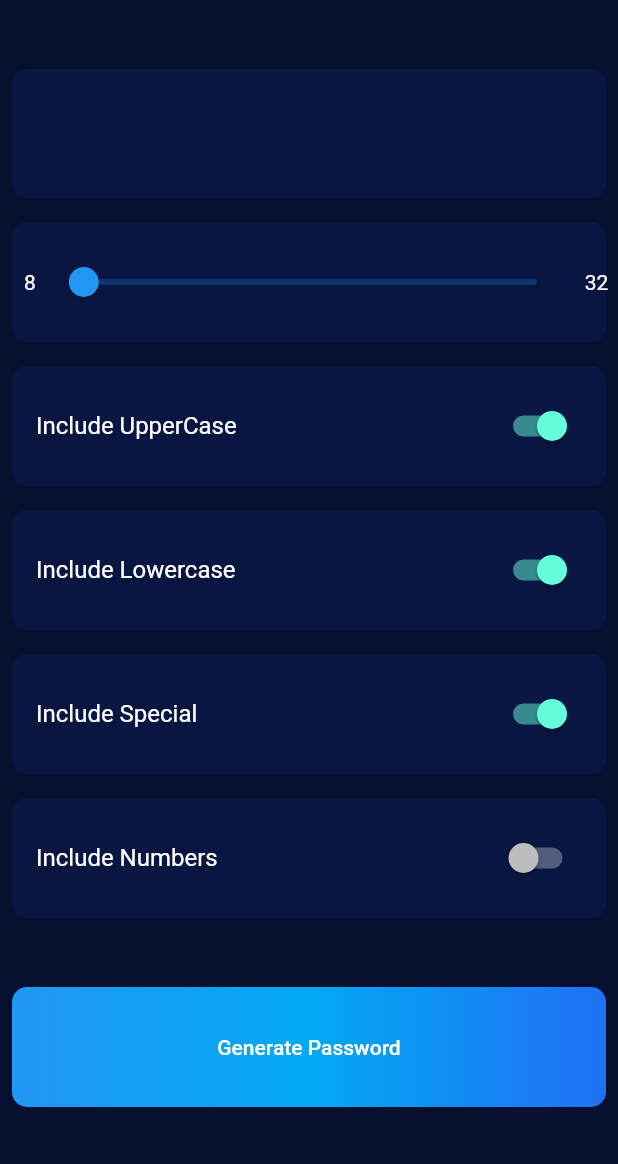
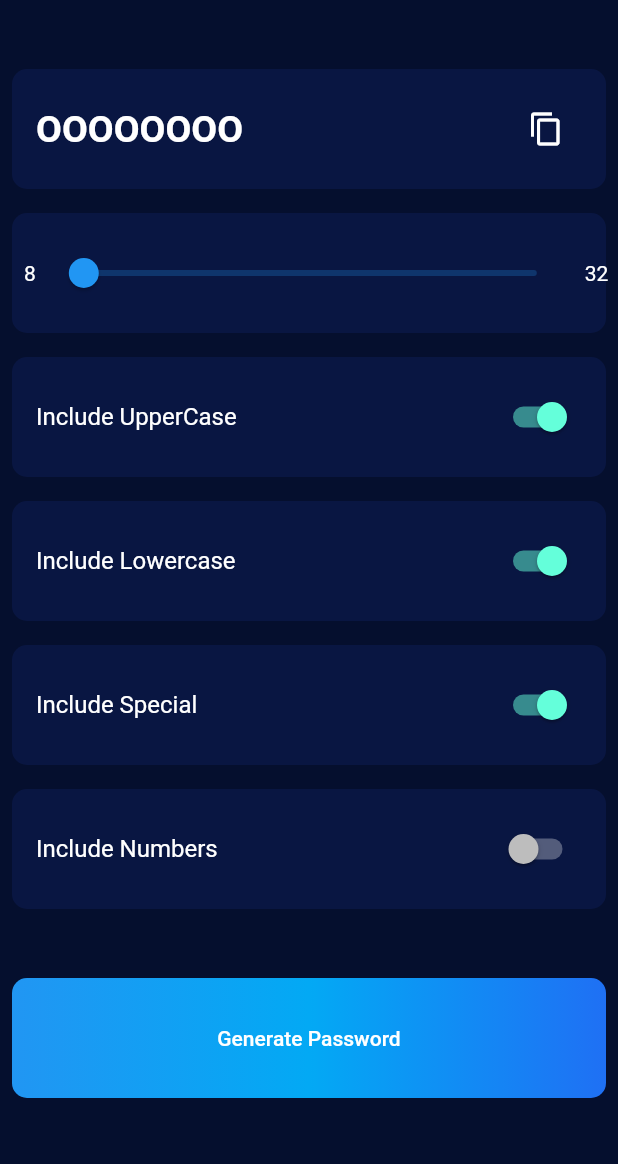
Before and after one commit to chaudharyjatin115/password_generator, a Flutter app: the screen it shows after launch, after a tap on "Generate Password", on a phone screen of 412 x 824 dp, the part 72-1236 px from its top. Run offline on Flutter 3.47's test engine with Material 2 defaults, Android fonts, the phone set to English and light mode, and no system bars; our stand-ins replace fluttertoast.

Commit message:
Finishing up the app

```diff
--- a/lib/screens/main_screen.dart
+++ b/lib/screens/main_screen.dart
@@ -1,6 +1,8 @@
 import 'package:flutter/material.dart';
-
+import 'package:flutter/services.dart';
+import 'package:password_generator/brain/pass_brain.dart';
 import 'package:password_generator/widgets/reusableWidget.dart';
+import 'package:fluttertoast/fluttertoast.dart';
 
 class PassGen extends StatefulWidget {
   bool includeLowecase = true;
@@ -14,6 +16,8 @@ class PassGen extends StatefulWidget {
 }
 
 class _PassGenState extends State<PassGen> {
+  String _Password = '';
+
   @override
   Widget build(BuildContext context) {
     return SafeArea(
@@ -30,8 +34,25 @@ class _PassGenState extends State<PassGen> {
           ),
           SizedBox(height: 30.0),
           ReusableCard(
-            child: Row(),
-            height: 90.0,
+            child: ListTile(
+              title: Text(
+                '$_Password',
+                style: TextStyle(fontSize: 25.0, fontWeight: FontWeight.bold),
+              ),
+              trailing: IconButton(
+                onPressed: () {
+                  Clipboard.setData(new ClipboardData(text: _Password));
+                  Fluttertoast.showToast(
+                      msg: "Password Copied",
+                      toastLength: Toast.LENGTH_SHORT,
+                      gravity: ToastGravity.CENTER,
+                      backgroundColor: Colors.white,
+                      textColor: Colors.black,
+                      fontSize: 16.0);
+                },
+                icon: Icon(Icons.copy),
+              ),
+            ),
           ),
           ReusableCard(
             child: Row(
@@ -120,7 +141,16 @@ class _PassGenState extends State<PassGen> {
                 ),
               ),
               child: TextButton(
-                  onPressed: () {},
+                  onPressed: () {
+                    setState(() {
+                      _Password = PasswordGenerator().generatePassword(
+                          widget.includeLowecase,
+                          widget.includeUpperCase,
+                          widget.includeNumbers,
+                          widget.includeSpecial,
+                          widget.length);
+                    });
+                  },
                   child: Text(
                     'Generate Password',
                     style: TextStyle(color: Colors.white),
```
